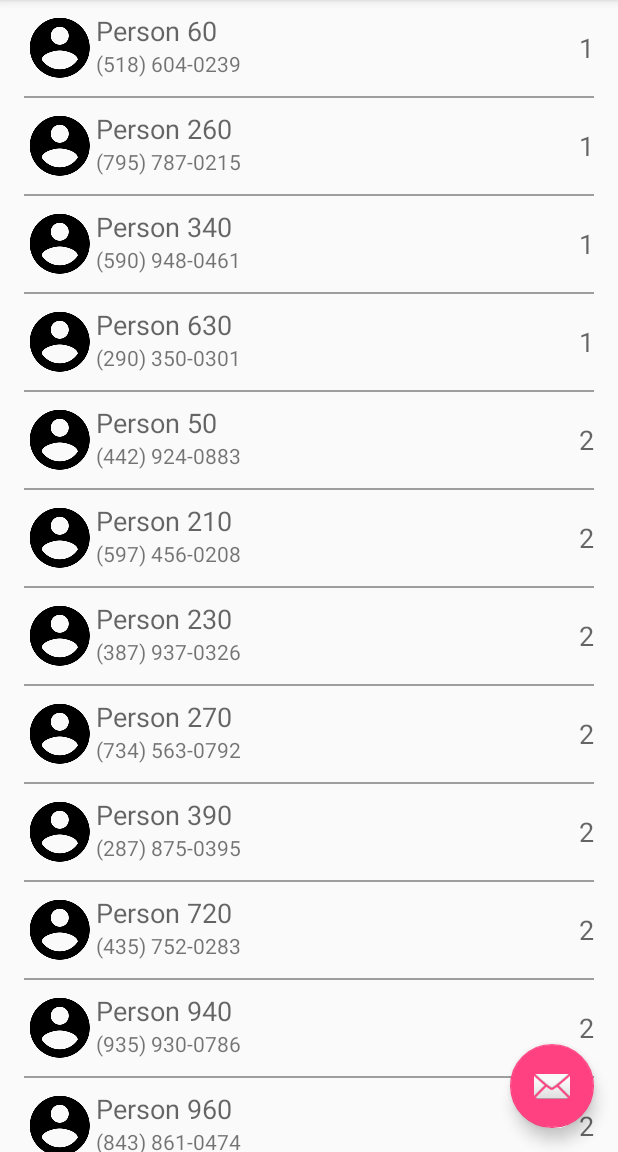
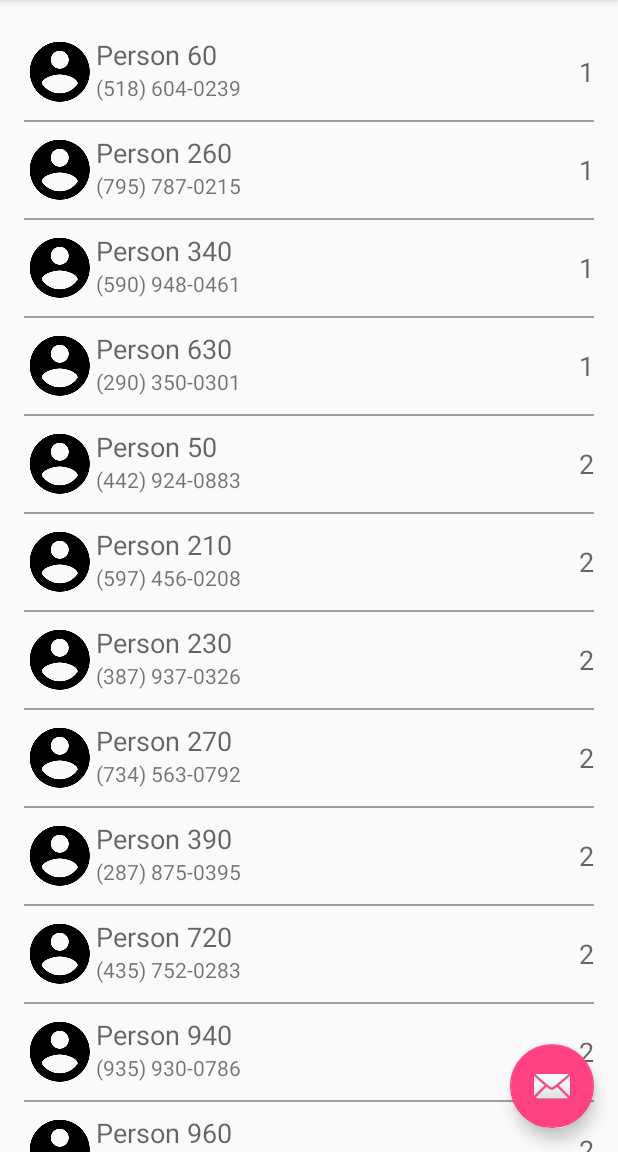
Before and after one commit to ChainsDD/RecyclerViewPlayground, an Android app: the screen it shows after launch (MainActivity), on a phone screen of 412 x 824 dp, the part 84-1236 px from its top. Run offline under Robolectric (Android 15) with nearby library versions, the phone set to English and light mode, and no system bars.

Commit message:
Adjust padding in content_main

```diff
--- a/app/src/main/res/layout/content_main.xml
+++ b/app/src/main/res/layout/content_main.xml
@@ -4,13 +4,16 @@
     xmlns:tools="http://schemas.android.com/tools"
     android:layout_width="match_parent"
     android:layout_height="match_parent"
-    android:paddingLeft="@dimen/activity_horizontal_margin"
-    android:paddingRight="@dimen/activity_horizontal_margin"
     app:layout_behavior="@string/appbar_scrolling_view_behavior"
     tools:context=".MainActivity"
     tools:showIn="@layout/activity_main">
 
     <android.support.v7.widget.RecyclerView android:id="@+id/recycler"
         android:layout_width="match_parent"
-        android:layout_height="match_parent" />
+        android:layout_height="match_parent"
+        android:clipToPadding="false"
+        android:paddingBottom="@dimen/activity_vertical_margin"
+        android:paddingLeft="@dimen/activity_horizontal_margin"
+        android:paddingRight="@dimen/activity_horizontal_margin"
+        android:paddingTop="@dimen/activity_vertical_margin" />
 </RelativeLayout>
```
